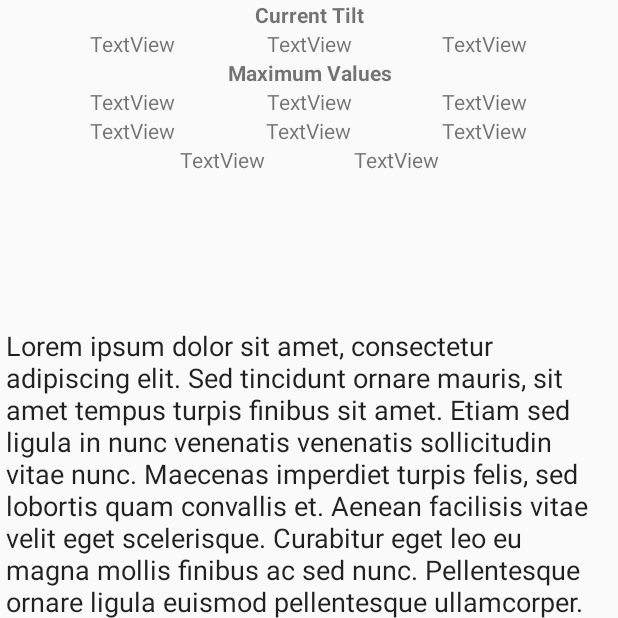
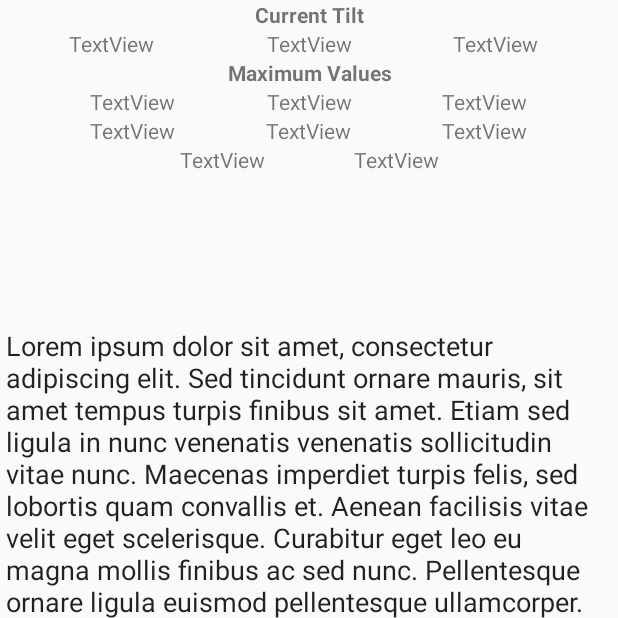
Before and after one commit to pclank/GyroText, an Android app built with Jetpack Compose: the screen it shows after launch (MainActivity), on a phone screen of 412 x 824 dp, the top half of it. Run offline under Robolectric (Android 15) with nearby library versions, the phone set to English and light mode, and no system bars; 4 statements that could not run were skipped.

Commit message:
Found issue with current tilt. Still need to fix.

```diff
--- a/app/src/main/res/layout/main.xml
+++ b/app/src/main/res/layout/main.xml
@@ -108,6 +108,7 @@
         android:layout_height="19dp"
         android:text="TextView"
         app:layout_constraintEnd_toEndOf="parent"
+        app:layout_constraintHorizontal_bias="0.567"
         app:layout_constraintStart_toEndOf="@+id/y_pos_val"
         app:layout_constraintTop_toTopOf="@+id/y_pos_val" />
 
@@ -156,6 +157,7 @@
         android:layout_height="19dp"
         android:text="TextView"
         app:layout_constraintEnd_toStartOf="@+id/y_pos_val"
+        app:layout_constraintHorizontal_bias="0.386"
         app:layout_constraintStart_toStartOf="parent"
         app:layout_constraintTop_toTopOf="@+id/y_pos_val" />
 
```
Also changed, not shown: app/src/main/java/com/example/gyrotext/MainActivity.kt (+9 -7 lines).
